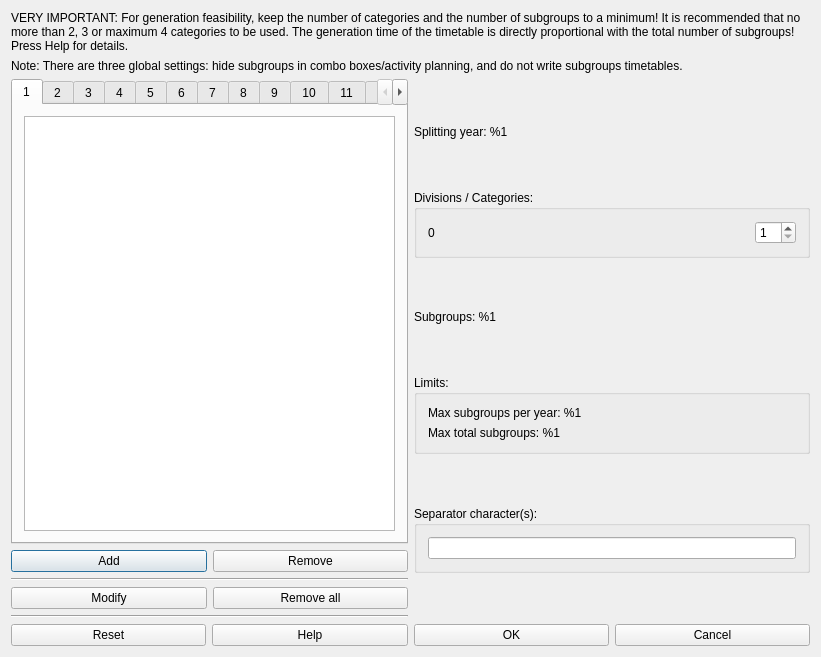
Above: fet/src/interface/splityearform_template.ui from vonmecheln/fet before the change. Below: the same form after it.
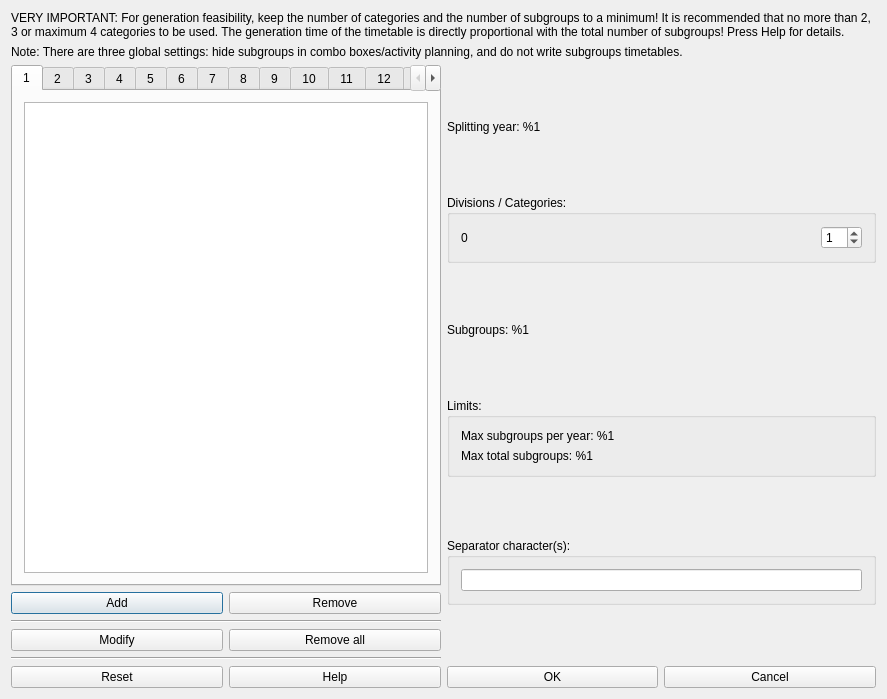
That is the form after the change.

The edit to the form file:
```diff
--- a/fet/src/interface/splityearform_template.ui
+++ b/fet/src/interface/splityearform_template.ui
@@ -6,8 +6,8 @@
    <rect>
     <x>0</x>
     <y>0</y>
-    <width>821</width>
-    <height>657</height>
+    <width>887</width>
+    <height>699</height>
    </rect>
   </property>
   <property name="windowTitle">
@@ -308,7 +308,7 @@
              </sizepolicy>
             </property>
             <property name="minimum">
-             <number>1</number>
+             <number>0</number>
             </property>
             <property name="maximum">
              <number>14</number>
```
